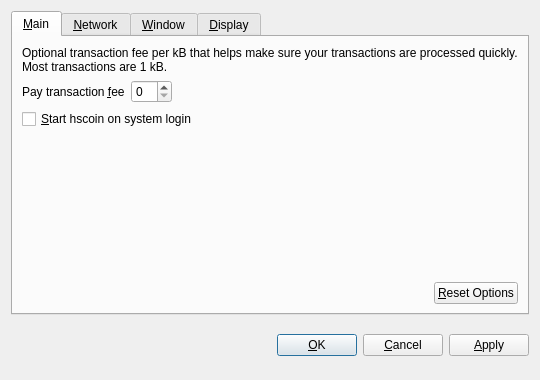
Before: the Qt Designer form src/qt/forms/optionsdialog.ui in hscoin/hashcoin, drawn with Qt 5.
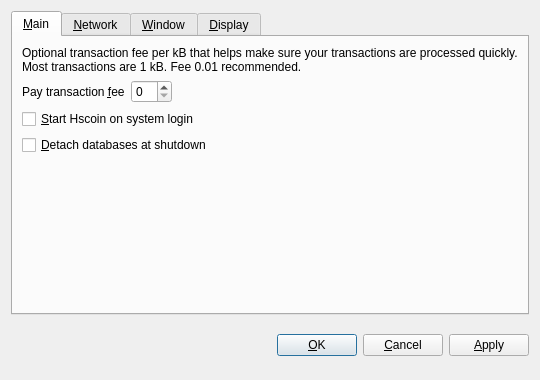
After: the same form once the commit is applied. The open tabs and pages were chosen to show the change. Custom widgets are drawn as their Qt base class.

Diff of the .ui file:
```diff
--- a/src/qt/forms/optionsdialog.ui
+++ b/src/qt/forms/optionsdialog.ui
@@ -33,7 +33,7 @@
        <item>
         <widget class="QLabel" name="transactionFeeInfoLabel">
          <property name="text">
-          <string>Optional transaction fee per kB that helps make sure your transactions are processed quickly. Most transactions are 1 kB.</string>
+          <string>Optional transaction fee per kB that helps make sure your transactions are processed quickly. Most transactions are 1 kB. Fee 0.01 recommended.</string>
          </property>
          <property name="textFormat">
           <enum>Qt::PlainText</enum>
@@ -82,7 +82,17 @@
           <string>Automatically start hscoin after logging in to the system.</string>
          </property>
          <property name="text">
-          <string>&amp;Start hscoin on system login</string>
+          <string>&amp;Start Hscoin on system login</string>
+         </property>
+        </widget>
+       </item>
+       <item>
+        <widget class="QCheckBox" name="detachDatabases">
+         <property name="toolTip">
+          <string>Detach block and address databases at shutdown. This means they can be moved to another data directory, but it slows down shutdown. The wallet is always detached.</string>
+         </property>
+         <property name="text">
+          <string>&amp;Detach databases at shutdown</string>
          </property>
         </widget>
        </item>
@@ -99,36 +109,6 @@
          </property>
         </spacer>
        </item>
-       <item>
-        <layout class="QHBoxLayout" name="horizontalLayout_2_Main">
-         <item>
-          <spacer name="horizontalSpacer_2_Main">
-           <property name="orientation">
-            <enum>Qt::Horizontal</enum>
-           </property>
-           <property name="sizeHint" stdset="0">
-            <size>
-             <width>40</width>
-             <height>20</height>
-            </size>
-           </property>
-          </spacer>
-         </item>
-         <item>
-          <widget class="QPushButton" name="resetButton">
-           <property name="toolTip">
-            <string>Reset all client options to default.</string>
-           </property>
-           <property name="text">
-            <string>&amp;Reset Options</string>
-           </property>
-           <property name="autoDefault">
-            <bool>false</bool>
-           </property>
-          </widget>
-         </item>
-        </layout>
-       </item>
       </layout>
      </widget>
      <widget class="QWidget" name="tabNetwork">
```
Left out of the diff: 32 changed lines with no effect on the pictures.
